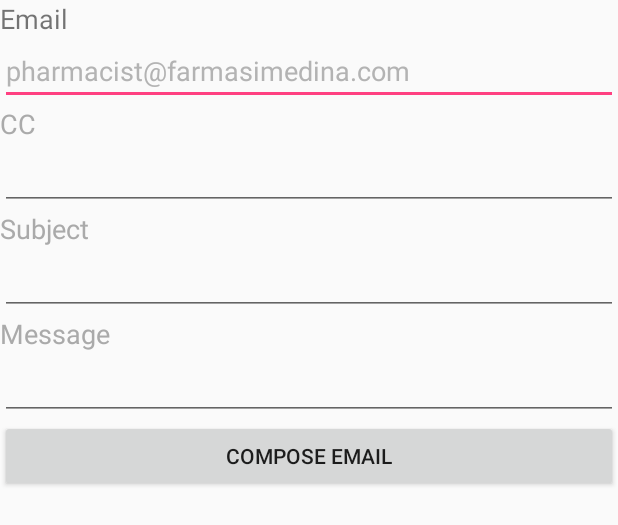
After one commit to massodasuki/medicinereminder, an Android app: the layout activity_email.xml on its own in the app's theme, with its tools: preview values and no code run, on a phone screen of 412 x 824 dp. The commit adds this screen. Shown: the top 525 px of the screen. Run offline under Robolectric (Android 15) with nearby library versions, the phone set to English and light mode, and no system bars.

Commit message:
EmailActivityAdded

```diff
--- a/app/src/main/java/com/unifreelancer/masso/medicinereminder/AdminProfile.java
+++ b/app/src/main/java/com/unifreelancer/masso/medicinereminder/AdminProfile.java
@@ -70,7 +70,7 @@
 
         if(v == buttonAskPharma){
 
-            Intent intent = new Intent(getApplicationContext(), ChatClientServer.class);
+            Intent intent = new Intent(getApplicationContext(), EmailActivity.class);
 
             startActivity(intent);
         }
--- a/app/src/main/java/com/unifreelancer/masso/medicinereminder/UserProfile.java
+++ b/app/src/main/java/com/unifreelancer/masso/medicinereminder/UserProfile.java
@@ -72,7 +72,7 @@
 
         if(v == buttonAskPharma){
 
-            Intent intent = new Intent(getApplicationContext(), ChatClientServer.class);
+            Intent intent = new Intent(getApplicationContext(), EmailActivity.class);
 
             startActivity(intent);
         }
--- /dev/null
+++ b/app/src/main/res/layout/activity_email.xml
@@ -0,0 +1,78 @@
+<?xml version="1.0" encoding="utf-8"?>
+<LinearLayout xmlns:android="http://schemas.android.com/apk/res/android"
+    xmlns:app="http://schemas.android.com/apk/res-auto"
+    xmlns:tools="http://schemas.android.com/tools"
+    android:layout_width="match_parent"
+    android:layout_height="match_parent"
+    tools:context="com.unifreelancer.masso.medicinereminder.EmailActivity"
+    android:orientation="vertical">
+
+    <TextView
+        android:id="@+id/textView1"
+        android:layout_width="wrap_content"
+        android:layout_height="wrap_content"
+        android:layout_alignParentTop="true"
+        android:layout_centerHorizontal="true"
+        android:text="Email"
+        android:textSize="18sp" />
+
+    <EditText
+        android:id="@+id/inEmail"
+        android:layout_width="match_parent"
+        android:layout_height="wrap_content"
+        android:text="pharmacist@farmasimedina.com"
+        android:textColor="#b3b3b3"
+        android:textSize="18sp" />
+
+    <TextView
+        android:id="@+id/textView2"
+        android:layout_width="wrap_content"
+        android:layout_height="wrap_content"
+        android:text="CC"
+        android:textColor="@android:color/darker_gray"
+        android:textSize="18sp" />
+
+    <EditText
+        android:id="@+id/inCC"
+        android:layout_width="match_parent"
+        android:layout_height="wrap_content"
+        android:textColor="#989997"
+        android:textSize="18sp" />
+
+    <TextView
+        android:id="@+id/textView5"
+        android:layout_width="match_parent"
+        android:layout_height="wrap_content"
+        android:text="Subject"
+        android:textColor="@android:color/darker_gray"
+        android:textSize="18sp" />
+
+    <EditText
+        android:id="@+id/inSubject"
+        android:layout_width="match_parent"
+        android:layout_height="wrap_content"
+        android:textColor="#a3a3a3"
+        android:textSize="18sp" />
+
+    <TextView
+        android:id="@+id/textView6"
+        android:layout_width="match_parent"
+        android:layout_height="wrap_content"
+        android:text="Message"
+        android:textColor="@android:color/darker_gray"
+        android:textSize="18sp" />
+
+    <EditText
+        android:id="@+id/inMessage"
+        android:layout_width="match_parent"
+        android:layout_height="wrap_content"
+        android:textColor="#919191"
+        android:textSize="18sp" />
+
+    <Button
+        android:id="@+id/sendEmail"
+        android:layout_width="fill_parent"
+        android:layout_height="wrap_content"
+        android:text="@string/email"/>
+
+</LinearLayout>
--- a/app/src/main/res/values/strings.xml
+++ b/app/src/main/res/values/strings.xml
@@ -27,5 +27,6 @@
     <string name="btnOff">OFF</string>
     <string name="status">Status</string>
     <string name="type_of_medicine">Type of medicine</string>
+    <string name="email">Compose Email</string>
 
 </resources>
```
Also changed, not shown: app/src/main/java/com/unifreelancer/masso/medicinereminder/EmailActivity.java (added, +71 -0 lines).
